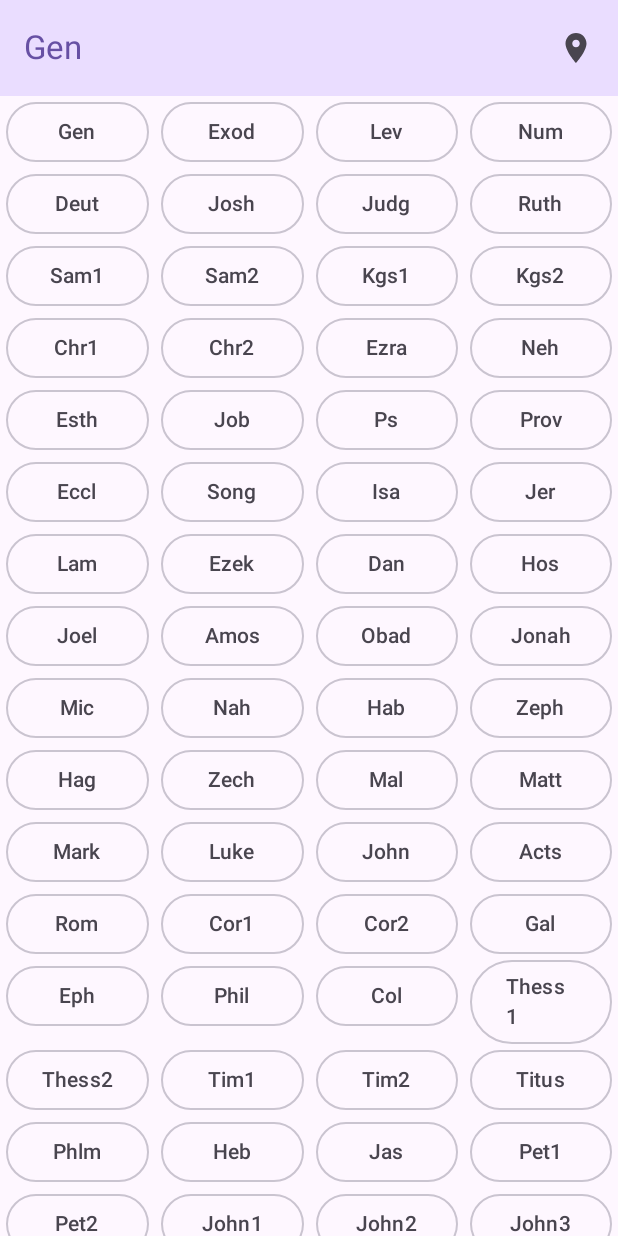
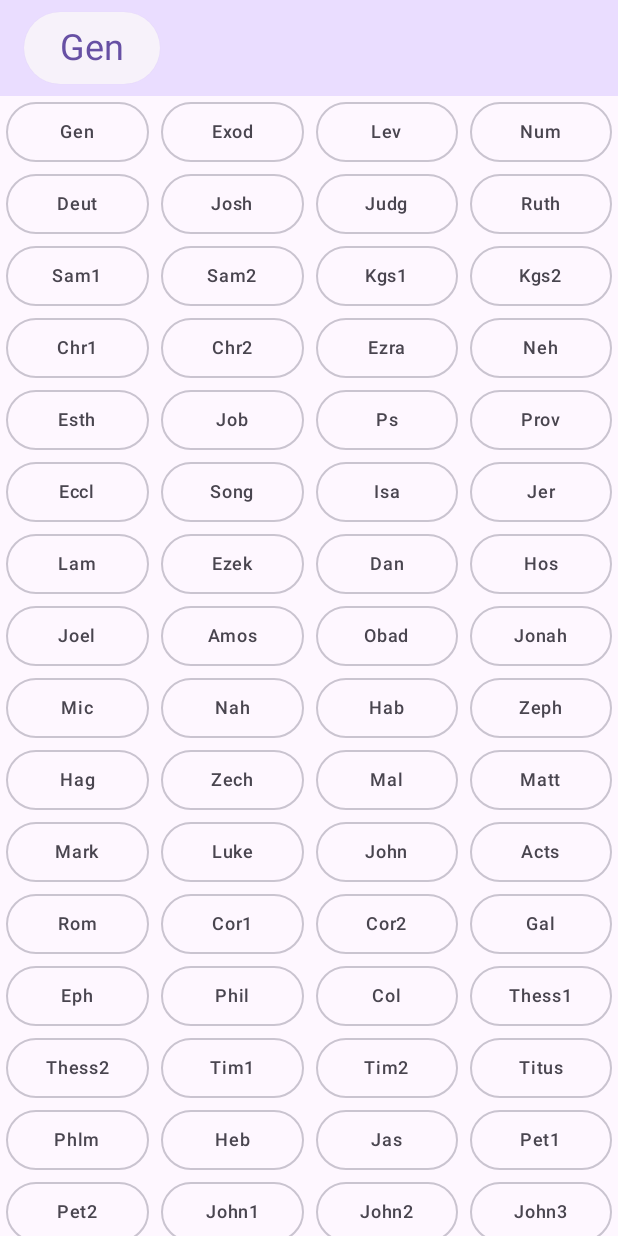
Before and after one commit to mjdenham/KMP-Compose-Bible-App, an Android app built with Jetpack Compose: the BibleBookPicker screen opened through its navigation route, on a phone screen of 412 x 824 dp. Run offline under Robolectric (Android 15) with nearby library versions, the phone set to English and light mode, and no system bars; libraries missing offline, so code that uses them is left out: com.multiplatform.webview.

Commit message:
Refactor, Clean, simplify, tidy

```diff
--- a/composeApp/src/commonMain/kotlin/com/martin/bibleapp/domain/reference/BibleBook.kt
+++ b/composeApp/src/commonMain/kotlin/com/martin/bibleapp/domain/reference/BibleBook.kt
@@ -1,4 +1,7 @@
 package com.martin.bibleapp.domain.reference
+
+import androidx.compose.ui.text.capitalize
+import androidx.compose.ui.text.intl.Locale
 
 enum class BibleBook(val usfmCode: String) {
     GEN("GEN"),
@@ -66,5 +69,7 @@ enum class BibleBook(val usfmCode: String) {
     JOHN2("2JN"),
     JOHN3("3JN"),
     JUDE("JUDE"),
-    REV("REV"),
+    REV("REV"),;
+
+    fun shortLabel(): String = name.lowercase().capitalize(Locale.current)
 }
--- a/composeApp/src/commonMain/kotlin/com/martin/bibleapp/ui/document/DocumentView.kt
+++ b/composeApp/src/commonMain/kotlin/com/martin/bibleapp/ui/document/DocumentView.kt
@@ -11,8 +11,8 @@ import com.multiplatform.webview.web.rememberWebViewStateWithHTMLData
 fun showDocument(documentState: DocumentState) {
     documentState.let { state ->
         val html: String = when (state) {
-            DocumentState.Loading -> "Loading..."
-            DocumentState.Error -> "Error"
+            is DocumentState.Loading -> "Loading..."
+            is DocumentState.Error -> "Error"
             is DocumentState.Success -> state.data.htmlText
         }
         showHtml(html)
--- a/composeApp/src/commonMain/kotlin/com/martin/bibleapp/ui/document/DocumentViewModel.kt
+++ b/composeApp/src/commonMain/kotlin/com/martin/bibleapp/ui/document/DocumentViewModel.kt
@@ -2,14 +2,14 @@ package com.martin.bibleapp.ui.document
 
 import androidx.lifecycle.ViewModel
 import androidx.lifecycle.viewModelScope
-import com.martin.bibleapp.data.repository.BibleData
+import com.martin.bibleapp.domain.bible.Bible
 import com.martin.bibleapp.domain.reference.BibleBook
 import kotlinx.coroutines.flow.MutableStateFlow
 import kotlinx.coroutines.flow.StateFlow
 import kotlinx.coroutines.launch
 
 class DocumentViewModel: ViewModel() {
-    private val _documentState = MutableStateFlow<DocumentState>(DocumentState.Loading)
+    private val _documentState = MutableStateFlow<DocumentState>(DocumentState.Loading())
     val documentState: StateFlow<DocumentState> = _documentState
 
     init {
@@ -18,7 +18,7 @@ class DocumentViewModel: ViewModel() {
 
     private fun showPassage(book: BibleBook) {
         viewModelScope.launch {
-            val page = BibleData().readPage(book)
+            val page = Bible().readPage(book)
             _documentState.value = DocumentState.Success(DocumentModel(book, "<html><body>$page</body></html>"))
         }
     }
--- a/composeApp/src/commonMain/kotlin/com/martin/bibleapp/ui/selector/BookSelector.kt
+++ b/composeApp/src/commonMain/kotlin/com/martin/bibleapp/ui/selector/BookSelector.kt
@@ -4,12 +4,12 @@ import androidx.compose.foundation.layout.padding
 import androidx.compose.foundation.lazy.grid.GridCells
 import androidx.compose.foundation.lazy.grid.LazyVerticalGrid
 import androidx.compose.foundation.lazy.grid.items
+import androidx.compose.material3.MaterialTheme
 import androidx.compose.material3.OutlinedButton
 import androidx.compose.material3.Text
 import androidx.compose.runtime.Composable
 import androidx.compose.ui.Modifier
-import androidx.compose.ui.text.capitalize
-import androidx.compose.ui.text.intl.Locale
+import androidx.compose.ui.text.style.TextOverflow
 import androidx.compose.ui.unit.dp
 import com.martin.bibleapp.domain.reference.BibleBook
 
@@ -21,7 +21,12 @@ fun showBookSelector(modifier: Modifier = Modifier, onSelected: (BibleBook) -> U
                 onClick = { onSelected(it) },
                 modifier = modifier.padding(4.dp, 0.dp)
             ) {
-                Text(it.name.lowercase().capitalize(Locale.current))
+                Text(
+                    text = it.shortLabel(),
+                    style = MaterialTheme.typography.labelMedium,
+                    maxLines = 1,
+                    overflow = TextOverflow.Clip
+                )
             }
         }
     }
```
Also changed, not shown: composeApp/src/commonMain/kotlin/com/martin/bibleapp/data/repository/BibleData.kt (deleted, +0 -9 lines), composeApp/src/commonMain/kotlin/com/martin/bibleapp/data/repository/usfm/UsfmFileReader.kt (renamed from composeApp/src/commonMain/kotlin/com/martin/bibleapp/data/repository/UsfmFileReader.kt, +4 -3 lines), composeApp/src/commonMain/kotlin/com/martin/bibleapp/domain/bible/Bible.kt (added, +10 -0 lines), composeApp/src/commonMain/kotlin/com/martin/bibleapp/domain/bible/BibleReader.kt (added, +7 -0 lines), composeApp/src/commonMain/kotlin/com/martin/bibleapp/ui/App.kt (+5 -16 lines), composeApp/src/commonMain/kotlin/com/martin/bibleapp/ui/document/DocumentState.kt (+14 -3 lines), 1 other file.
